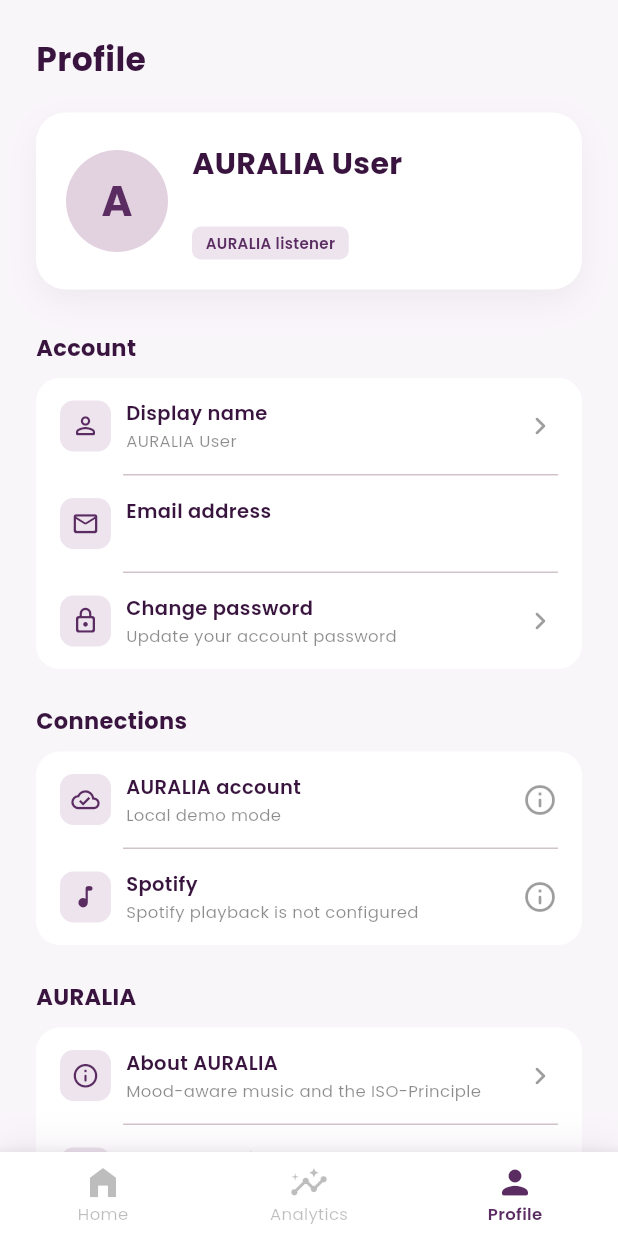
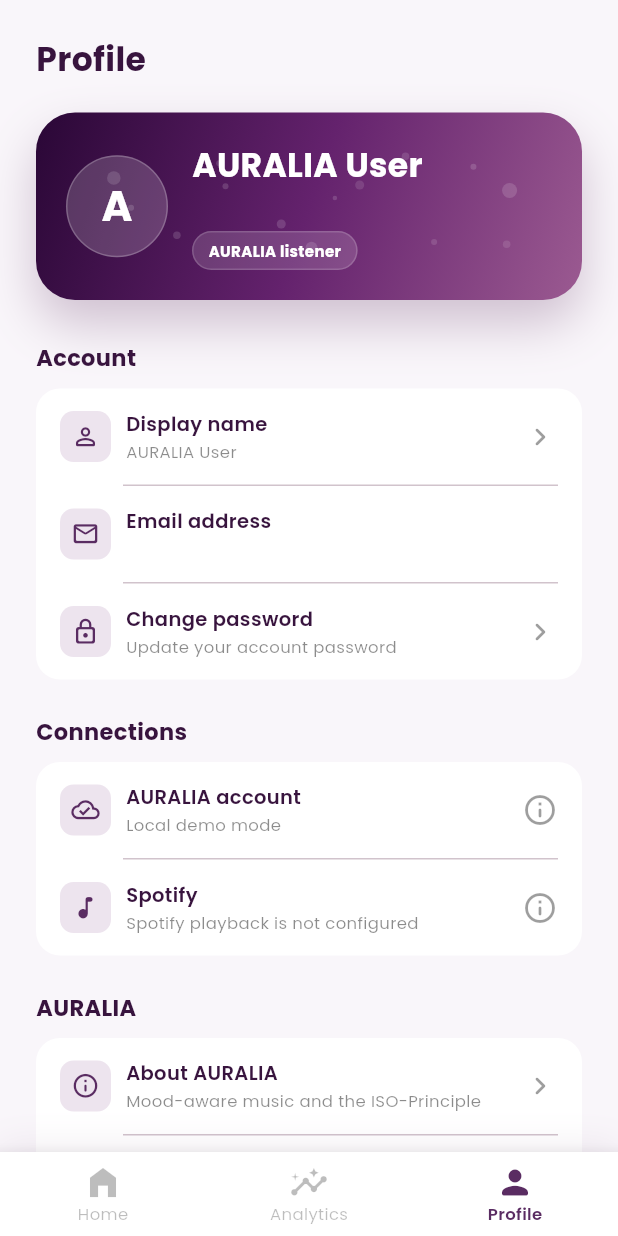
Before and after one commit to afieqahz/AURALIA, a Flutter app: the MainLayout screen opened directly, item 3 of the bottom bar chosen, on a phone screen of 412 x 824 dp. Run offline on Flutter 3.47's test engine with Material 3 defaults, Android fonts, the phone set to English and light mode, and no system bars; our stand-ins replace flutter_local_notifications, google_fonts, just_audio, shared_preferences, timezone; missing offline and left inert: spotify_sdk; accounts and stored records are empty.

Commit message:
Polish analytics and profile cards

```diff
--- /dev/null
+++ b/lib/core/widgets/floating_bubbles.dart
@@ -0,0 +1,120 @@
+import 'dart:math' as math;
+
+import 'package:flutter/material.dart';
+
+class FloatingBubbles extends StatefulWidget {
+  const FloatingBubbles({
+    super.key,
+    this.color = Colors.white,
+    this.opacity = 0.14,
+    this.count = 14,
+  });
+
+  final Color color;
+  final double opacity;
+  final int count;
+
+  @override
+  State<FloatingBubbles> createState() => _FloatingBubblesState();
+}
+
+class _FloatingBubblesState extends State<FloatingBubbles>
+    with SingleTickerProviderStateMixin {
+  late final AnimationController _controller;
+
+  static const _seeds = <_BubbleSeed>[
+    _BubbleSeed(0.10, 0.18, 9, 8, -5),
+    _BubbleSeed(0.20, 0.72, 5, -7, 6),
+    _BubbleSeed(0.34, 0.30, 4, 6, 7),
+    _BubbleSeed(0.48, 0.82, 8, -6, -5),
+    _BubbleSeed(0.60, 0.24, 6, 8, 5),
+    _BubbleSeed(0.76, 0.68, 4, -8, 7),
+    _BubbleSeed(0.88, 0.36, 10, 7, -6),
+    _BubbleSeed(0.14, 0.48, 4, -4, 8),
+    _BubbleSeed(0.42, 0.56, 6, 5, -8),
+    _BubbleSeed(0.70, 0.12, 5, -6, 4),
+    _BubbleSeed(0.90, 0.84, 5, 7, 6),
+    _BubbleSeed(0.30, 0.10, 4, -5, -4),
+    _BubbleSeed(0.56, 0.44, 3, 4, 5),
+    _BubbleSeed(0.82, 0.18, 4, -4, -7),
+    _BubbleSeed(0.08, 0.86, 6, 5, 4),
+    _BubbleSeed(0.66, 0.92, 4, -6, -3),
+  ];
+
+  @override
+  void initState() {
+    super.initState();
+    _controller = AnimationController(
+      vsync: this,
+      duration: const Duration(milliseconds: 5200),
+    )..repeat();
+  }
+
+  @override
+  void dispose() {
+    _controller.dispose();
+    super.dispose();
+  }
+
+  @override
+  Widget build(BuildContext context) {
+    final bubbleCount = widget.count.clamp(0, _seeds.length).toInt();
+    final seeds = _seeds.take(bubbleCount).toList();
+
+    return Positioned.fill(
+      child: IgnorePointer(
+        child: ClipRRect(
+          borderRadius: BorderRadius.circular(26),
+          child: AnimatedBuilder(
+            animation: _controller,
+            builder: (context, child) {
+              return LayoutBuilder(
+                builder: (context, constraints) {
+                  return Stack(
+                    children: seeds.asMap().entries.map((entry) {
+                      final index = entry.key;
+                      final seed = entry.value;
+                      final phase =
+                          (_controller.value + index * 0.09) * 2 * math.pi;
+                      final left =
+                          constraints.maxWidth * seed.x +
+                          math.sin(phase) * seed.dx;
+                      final top =
+                          constraints.maxHeight * seed.y +
+                          math.cos(phase) * seed.dy;
+                      final alpha = widget.opacity *
+                          (0.72 + 0.28 * math.sin(phase).abs());
+
+                      return Positioned(
+                        left: left,
+                        top: top,
+                        child: Container(
+                          width: seed.size,
+                          height: seed.size,
+                          decoration: BoxDecoration(
+                            shape: BoxShape.circle,
+                            color: widget.color.withValues(alpha: alpha),
+                          ),
+                        ),
+                      );
+                    }).toList(),
+                  );
+                },
+              );
+            },
+          ),
+        ),
+      ),
+    );
+  }
+}
+
+class _BubbleSeed {
+  const _BubbleSeed(this.x, this.y, this.size, this.dx, this.dy);
+
+  final double x;
+  final double y;
+  final double size;
+  final double dx;
+  final double dy;
+}
--- a/lib/features/profile/screens/profile_screen.dart
+++ b/lib/features/profile/screens/profile_screen.dart
@@ -5,6 +5,7 @@
 import 'package:auralia_app/core/services/auralia_scope.dart';
 import 'package:auralia_app/core/services/auralia_state.dart';
 import 'package:auralia_app/core/services/spotify_playback_service.dart';
+import 'package:auralia_app/core/widgets/floating_bubbles.dart';
 import 'package:auralia_app/features/auth/screens/auth_screen.dart';
 
 class ProfileScreen extends StatefulWidget {
@@ -432,29 +433,46 @@
 
     return Container(
       width: double.infinity,
+      clipBehavior: Clip.antiAlias,
       padding: const EdgeInsets.all(20),
       decoration: BoxDecoration(
-        color: Colors.white,
-        borderRadius: BorderRadius.circular(20),
+        gradient: const LinearGradient(
+          colors: [Color(0xFF2A0736), Color(0xFF64226D), Color(0xFF9B5A91)],
+          begin: Alignment.topLeft,
+          end: Alignment.bottomRight,
+        ),
+        borderRadius: BorderRadius.circular(26),
         boxShadow: [
           BoxShadow(
-            color: const Color(0xFF4A154B).withValues(alpha: 0.06),
-            blurRadius: 18,
-            offset: const Offset(0, 8),
+            color: const Color(0xFF4A154B).withValues(alpha: 0.24),
+            blurRadius: 28,
+            offset: const Offset(0, 16),
           ),
         ],
       ),
-      child: Row(
+      child: Stack(
         children: [
-          CircleAvatar(
-            radius: 34,
-            backgroundColor: const Color(0xFFE2D1DF),
+          const FloatingBubbles(count: 14, opacity: 0.15),
+          Row(
+            children: [
+              Container(
+                width: 68,
+                height: 68,
+                decoration: BoxDecoration(
+                  color: Colors.white.withValues(alpha: 0.18),
+                  shape: BoxShape.circle,
+                  border: Border.all(
+                    color: Colors.white.withValues(alpha: 0.22),
+                  ),
+                ),
+                child: Center(
                   child: Text(
                     initial,
                     style: GoogleFonts.poppins(
                       fontSize: 28,
                       fontWeight: FontWeight.bold,
-                color: const Color(0xFF5A2C62),
+                      color: Colors.white,
+                    ),
                   ),
                 ),
               ),
@@ -468,9 +486,9 @@
                       maxLines: 1,
                       overflow: TextOverflow.ellipsis,
                       style: GoogleFonts.poppins(
-                    fontSize: 20,
+                        fontSize: 22,
                         fontWeight: FontWeight.bold,
-                    color: const Color(0xFF38143E),
+                        color: Colors.white,
                       ),
                     ),
                     const SizedBox(height: 2),
@@ -480,30 +498,35 @@
                       overflow: TextOverflow.ellipsis,
                       style: GoogleFonts.poppins(
                         fontSize: 12,
-                    color: Colors.black54,
+                        color: Colors.white.withValues(alpha: 0.76),
                       ),
                     ),
-                const SizedBox(height: 8),
+                    const SizedBox(height: 9),
                     Container(
                       padding: const EdgeInsets.symmetric(
-                    horizontal: 9,
-                    vertical: 4,
+                        horizontal: 10,
+                        vertical: 5,
                       ),
                       decoration: BoxDecoration(
-                    color: const Color(0xFFEDE4EE),
-                    borderRadius: BorderRadius.circular(6),
+                        color: Colors.white.withValues(alpha: 0.15),
+                        borderRadius: BorderRadius.circular(999),
+                        border: Border.all(
+                          color: Colors.white.withValues(alpha: 0.16),
+                        ),
                       ),
                       child: Text(
                         'AURALIA listener',
                         style: GoogleFonts.poppins(
                           fontSize: 10,
-                      fontWeight: FontWeight.w600,
-                      color: const Color(0xFF5A2C62),
+                          fontWeight: FontWeight.w700,
+                          color: Colors.white,
                         ),
                       ),
                     ),
                   ],
                 ),
+              ),
+            ],
           ),
         ],
       ),
```
Also changed, not shown: lib/features/mood_tracking/screens/analytics_screen.dart (+25 -4 lines), lib/features/mood_tracking/screens/home_dashboard_screen.dart (+2 -60 lines). Lines whose indentation alone changed are shown as unchanged.
